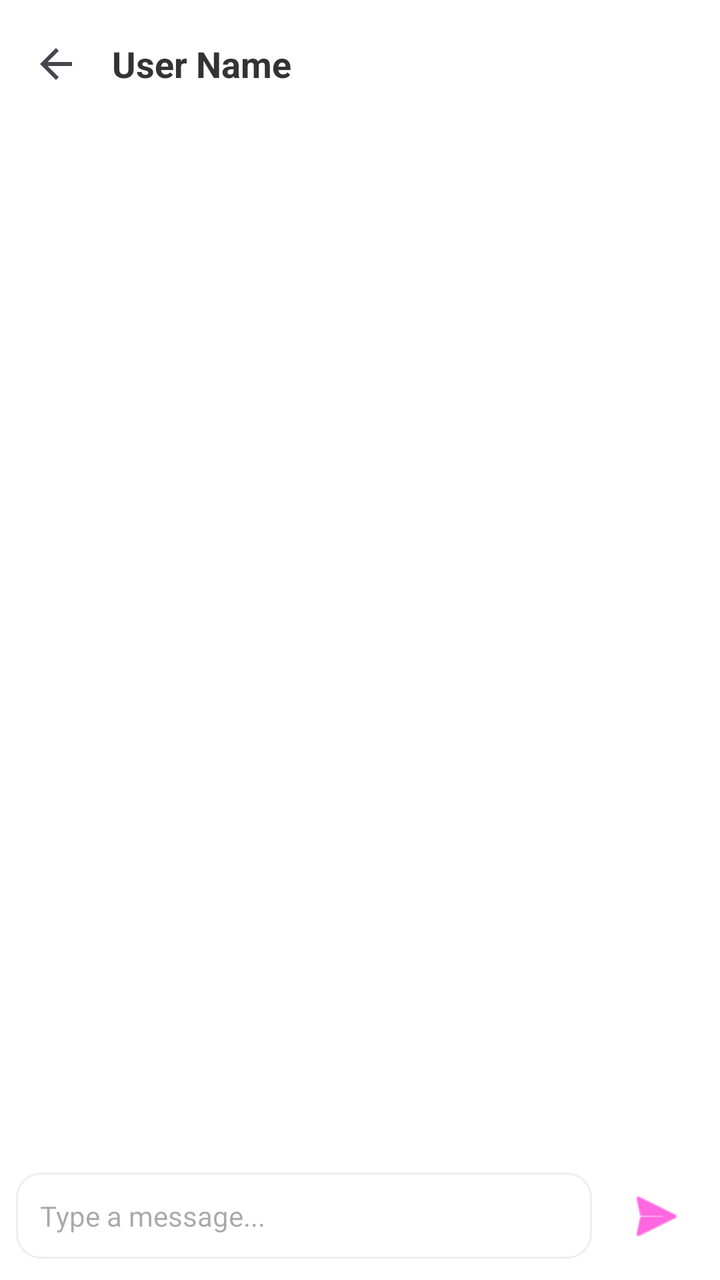
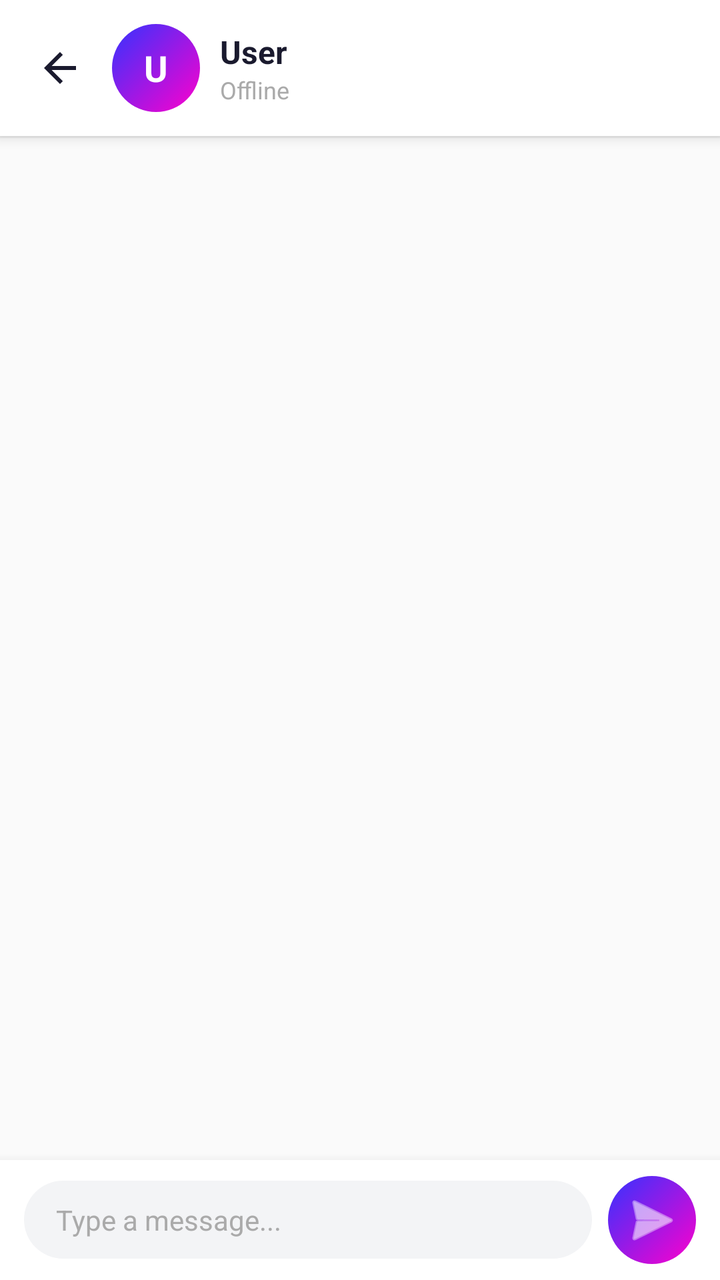

Before-and-after screenshots of an Android layout around one commit, followed by the original layout XML and the change that was made.
<!-- AndroidManifest.xml: application theme Theme.MXNexus -->
<!-- res/layout/activity_chat.xml -->
<?xml version="1.0" encoding="utf-8"?>
<LinearLayout xmlns:android="http://schemas.android.com/apk/res/android"
    xmlns:app="http://schemas.android.com/apk/res-auto"
    android:layout_width="match_parent"
    android:layout_height="match_parent"
    android:orientation="vertical"
    android:background="#FFFFFF">

    
    <androidx.appcompat.widget.Toolbar
        android:id="@+id/chatToolbar"
        android:layout_width="match_parent"
        android:layout_height="?attr/actionBarSize"
        android:background="#FFFFFF"
        android:elevation="0dp"
        app:navigationIcon="?attr/homeAsUpIndicator">

        <LinearLayout
            android:layout_width="wrap_content"
            android:layout_height="wrap_content"
            android:orientation="horizontal"
            android:gravity="center_vertical">

            <TextView
                android:id="@+id/tvChatUserName"
                android:layout_width="wrap_content"
                android:layout_height="wrap_content"
                android:text="User Name"
                android:textSize="18sp"
                android:textStyle="bold"
                android:textColor="#333333" />
        </LinearLayout>

    </androidx.appcompat.widget.Toolbar>

    
    <androidx.recyclerview.widget.RecyclerView
        android:id="@+id/rvMessages"
        android:layout_width="match_parent"
        android:layout_height="0dp"
        android:layout_weight="1"
        android:padding="8dp"
        android:clipToPadding="false"
        android:background="#FFFFFF" />

    
    <LinearLayout
        android:layout_width="match_parent"
        android:layout_height="wrap_content"
        android:orientation="horizontal"
        android:padding="8dp"
        android:background="#FFFFFF"
        android:gravity="center_vertical">

        <EditText
            android:id="@+id/etMessage"
            android:layout_width="0dp"
            android:layout_height="wrap_content"
            android:layout_weight="1"
            android:background="@drawable/spinner_background"
            android:hint="Type a message..."
            android:textColor="#333333"
            android:padding="12dp"
            android:textSize="14sp"
            android:maxLines="4" />

        <ImageButton
            android:id="@+id/btnSendMessage"
            android:layout_width="48dp"
            android:layout_height="48dp"
            android:layout_marginStart="8dp"
            android:background="?attr/selectableItemBackgroundBorderless"
            android:src="@android:drawable/ic_menu_send"
            app:tint="@color/primary" />

    </LinearLayout>

</LinearLayout>
<!-- resources referenced by this layout -->
<resources>
  <color name="primary">#FF00CC</color>
  <!-- drawable spinner_background (drawable) -->
  <?xml version="1.0" encoding="utf-8"?>
  <shape xmlns:android="http://schemas.android.com/apk/res/android">
      <stroke android:width="1dp" android:color="#EEEEEE" />
      <corners android:radius="12dp" />
      <solid android:color="#FFFFFF" />
      <padding android:left="12dp" android:right="12dp" android:top="8dp" android:bottom="8dp" />
  </shape>
  <style name="Theme.MXNexus" parent="Base.Theme.MXNexus" />
  <style name="Base.Theme.MXNexus" parent="Theme.Material3.Light.NoActionBar">
          <item name="colorPrimary">@color/primary</item>
          <item name="colorOnPrimary">@color/surface</item>
          <item name="colorSecondary">@color/accent</item>
          <item name="android:colorBackground">@color/background</item>
          <item name="android:fontFamily">sans-serif</item>
          <item name="android:textColorPrimary">#1A1A2E</item>
          <item name="materialButtonStyle">@style/WhiteTextButton</item>
      </style>
  <color name="surface">#FFFFFF</color>
  <color name="accent">#3333FF</color>
  <color name="background">#FFFFFF</color>
  <style name="WhiteTextButton" parent="Widget.MaterialComponents.Button">
          <item name="android:textColor">#FFFFFF</item>
      </style>
</resources>

<!-- the commit's change to res/layout/activity_chat.xml (unified diff, before → after) -->
@@ -4,34 +4,89 @@
     android:layout_width="match_parent"
     android:layout_height="match_parent"
     android:orientation="vertical"
-    android:background="#FFFFFF">
+    android:background="#FAFAFA">
 
     
-    <androidx.appcompat.widget.Toolbar
-        android:id="@+id/chatToolbar"
+    <LinearLayout
         android:layout_width="match_parent"
-        android:layout_height="?attr/actionBarSize"
+        android:layout_height="wrap_content"
+        android:orientation="horizontal"
+        android:padding="12dp"
+        android:gravity="center_vertical"
         android:background="#FFFFFF"
-        android:elevation="0dp"
-        app:navigationIcon="?attr/homeAsUpIndicator">
+        android:elevation="4dp">
 
+        <ImageView
+            android:id="@+id/btnChatBack"
+            android:layout_width="36dp"
+            android:layout_height="36dp"
+            android:src="@drawable/ic_back"
+            android:padding="6dp"
+            android:clickable="true"
+            android:focusable="true"
+            android:background="?attr/selectableItemBackgroundBorderless"
+            app:tint="#1A1A2E"/>
+
+        
+        <FrameLayout
+            android:layout_width="44dp"
+            android:layout_height="44dp"
+            android:layout_marginStart="8dp">
+
+            <TextView
+                android:id="@+id/tvChatHeaderInitial"
+                android:layout_width="44dp"
+                android:layout_height="44dp"
+                android:background="@drawable/gradient_avatar_bg"
+                android:gravity="center"
+                android:text="U"
+                android:textColor="#FFFFFF"
+                android:textSize="18sp"
+                android:textStyle="bold"/>
+
+            <View
+                android:id="@+id/viewChatOnlineDot"
+                android:layout_width="12dp"
+                android:layout_height="12dp"
+                android:layout_gravity="bottom|end"
+                android:background="@drawable/online_indicator"
+                android:visibility="gone"/>
+
+        </FrameLayout>
+
+        
         <LinearLayout
-            android:layout_width="wrap_content"
+            android:layout_width="0dp"
             android:layout_height="wrap_content"
-            android:orientation="horizontal"
-            android:gravity="center_vertical">
+            android:layout_weight="1"
+            android:layout_marginStart="10dp"
+            android:orientation="vertical">
 
             <TextView
                 android:id="@+id/tvChatUserName"
                 android:layout_width="wrap_content"
                 android:layout_height="wrap_content"
-                android:text="User Name"
-                android:textSize="18sp"
+                android:text="User"
+                android:textSize="16sp"
                 android:textStyle="bold"
-                android:textColor="#333333" />
+                android:textColor="#1A1A2E"/>
+
+            <TextView
+                android:id="@+id/tvChatStatus"
+                android:layout_width="wrap_content"
+                android:layout_height="wrap_content"
+                android:text="Offline"
+                android:textSize="12sp"
+                android:textColor="#AAAAAA"/>
+
         </LinearLayout>
 
-    </androidx.appcompat.widget.Toolbar>
+    </LinearLayout>
+
+    <View
+        android:layout_width="match_parent"
+        android:layout_height="1dp"
+        android:background="#F0F0F0"/>
 
     
     <androidx.recyclerview.widget.RecyclerView
@@ -39,39 +94,71 @@
         android:layout_width="match_parent"
         android:layout_height="0dp"
         android:layout_weight="1"
-        android:padding="8dp"
-        android:clipToPadding="false"
-        android:background="#FFFFFF" />
+        android:paddingHorizontal="8dp"
+        android:paddingVertical="12dp"
+        android:clipToPadding="false"/>
+
+    
+    <LinearLayout
+        android:id="@+id/layoutTypingIndicator"
+        android:layout_width="wrap_content"
+        android:layout_height="wrap_content"
+        android:layout_marginStart="16dp"
+        android:layout_marginBottom="4dp"
+        android:background="@drawable/search_bar_bg"
+        android:paddingHorizontal="14dp"
+        android:paddingVertical="8dp"
+        android:orientation="horizontal"
+        android:gravity="center_vertical"
+        android:visibility="gone">
+
+        <TextView
+            android:layout_width="wrap_content"
+            android:layout_height="wrap_content"
+            android:text="typing..."
+            android:textColor="#AAAAAA"
+            android:textSize="13sp"
+            android:textStyle="italic"/>
+
+    </LinearLayout>
 
     
     <LinearLayout
         android:layout_width="match_parent"
         android:layout_height="wrap_content"
         android:orientation="horizontal"
-        android:padding="8dp"
+        android:paddingHorizontal="12dp"
+        android:paddingVertical="8dp"
+        android:gravity="center_vertical"
         android:background="#FFFFFF"
-        android:gravity="center_vertical">
+        android:elevation="8dp">
 
         <EditText
             android:id="@+id/etMessage"
             android:layout_width="0dp"
             android:layout_height="wrap_content"
             android:layout_weight="1"
-            android:background="@drawable/spinner_background"
+            android:background="@drawable/search_bar_bg"
+            android:paddingHorizontal="16dp"
+            android:paddingVertical="10dp"
             android:hint="Type a message..."
-            android:textColor="#333333"
-            android:padding="12dp"
+            android:textColorHint="#AAAAAA"
+            android:textColor="#1A1A2E"
             android:textSize="14sp"
-            android:maxLines="4" />
+            android:maxLines="4"
+            android:inputType="textMultiLine"
+            android:imeOptions="actionSend"/>
 
         <ImageButton
             android:id="@+id/btnSendMessage"
-            android:layout_width="48dp"
-            android:layout_height="48dp"
+            android:layout_width="44dp"
+            android:layout_height="44dp"
             android:layout_marginStart="8dp"
-            android:background="?attr/selectableItemBackgroundBorderless"
+            android:background="@drawable/gradient_avatar_bg"
             android:src="@android:drawable/ic_menu_send"
-            app:tint="@color/primary" />
+            android:tint="#FFFFFF"
+            android:padding="10dp"
+            android:contentDescription="Send"/>
 
     </LinearLayout>
 
<!-- resource entries referenced after the edit -->
@@ -1,14 +1,38 @@
 <!-- resources referenced by this layout -->
 <resources>
+  <!-- drawable gradient_avatar_bg (drawable) -->
+  <?xml version="1.0" encoding="utf-8"?>
+  <shape xmlns:android="http://schemas.android.com/apk/res/android"
+      android:shape="oval">
+      <gradient
+          android:startColor="#FF00CC"
+          android:endColor="#3333FF"
+          android:angle="135"/>
+  </shape>
+  <!-- drawable ic_back (drawable) -->
+  <vector xmlns:android="http://schemas.android.com/apk/res/android"
+      android:width="24dp"
+      android:height="24dp"
+      android:viewportWidth="24"
+      android:viewportHeight="24">
+    <path
+        android:pathData="M20,11H7.83l5.59,-5.59L12,4l-8,8l8,8l1.41,-1.41L7.83,13H20v-2z"
+        android:fillColor="#666666"/>
+  </vector>
+  <!-- drawable online_indicator (drawable) -->
+  <?xml version="1.0" encoding="utf-8"?>
+  <shape xmlns:android="http://schemas.android.com/apk/res/android"
+      android:shape="oval">
+      <solid android:color="#4CAF50"/>
+  </shape>
+  <!-- drawable search_bar_bg (drawable) -->
+  <?xml version="1.0" encoding="utf-8"?>
+  <shape xmlns:android="http://schemas.android.com/apk/res/android"
+      android:shape="rectangle">
+      <solid android:color="#F3F4F6"/>
+      <corners android:radius="24dp"/>
+  </shape>
   <color name="primary">#FF00CC</color>
-  <!-- drawable spinner_background (drawable) -->
-  <?xml version="1.0" encoding="utf-8"?>
-  <shape xmlns:android="http://schemas.android.com/apk/res/android">
-      <stroke android:width="1dp" android:color="#EEEEEE" />
-      <corners android:radius="12dp" />
-      <solid android:color="#FFFFFF" />
-      <padding android:left="12dp" android:right="12dp" android:top="8dp" android:bottom="8dp" />
-  </shape>
   <style name="Theme.MXNexus" parent="Base.Theme.MXNexus" />
   <style name="Base.Theme.MXNexus" parent="Theme.Material3.Light.NoActionBar">
           <item name="colorPrimary">@color/primary</item>
